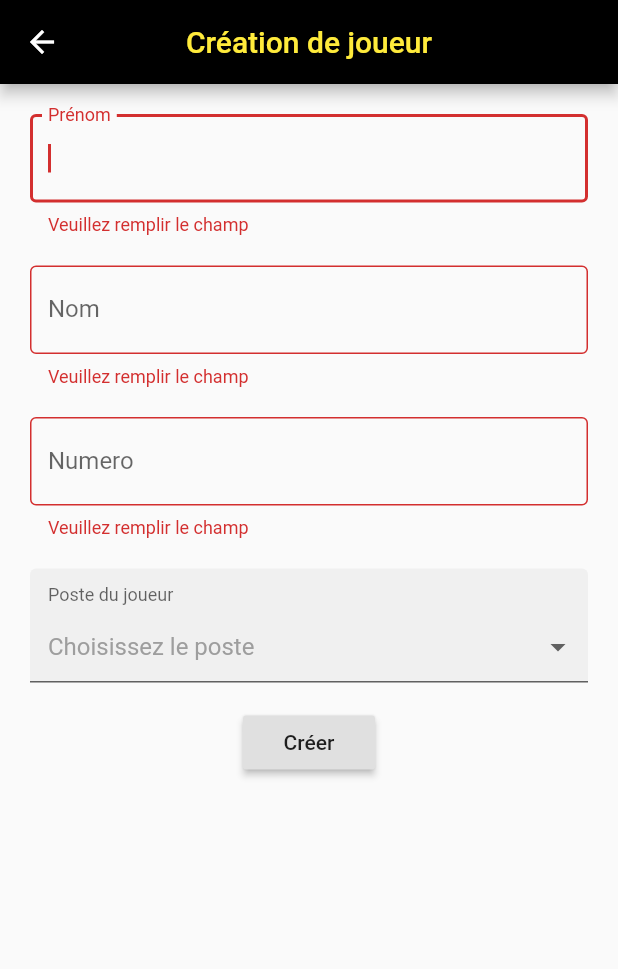
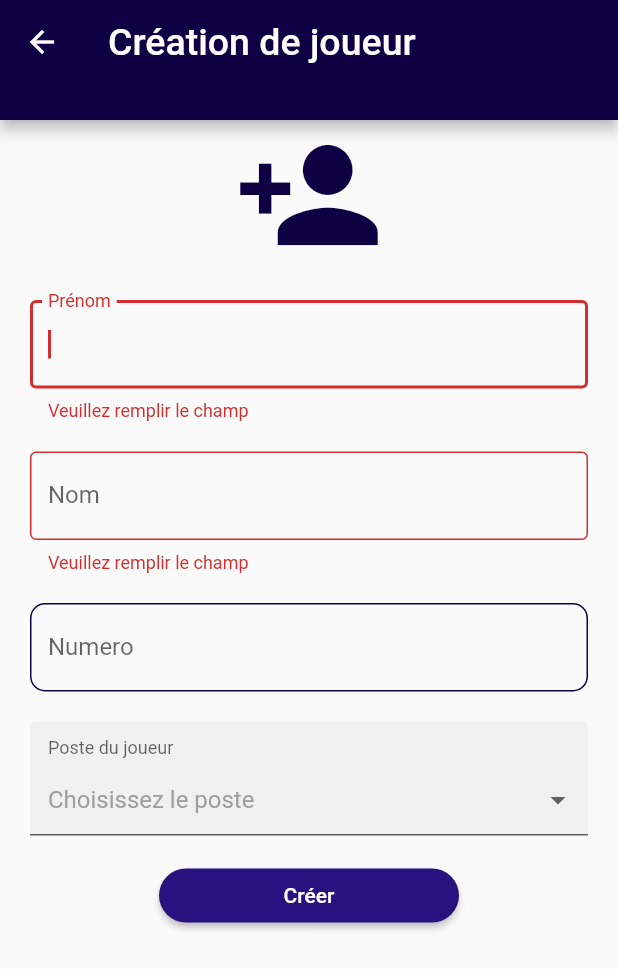
Before and after one commit to fabioavelino/footstat, a Flutter app: the creerJoueur screen opened directly, after a tap on "Créer", on a phone screen of 412 x 824 dp. Shown: the top 969 px of the screen. Run offline on Flutter 3.47's test engine with Material 2 defaults, Android fonts, the light colour scheme and no system bars; drawn by our look-alikes of dropdown_formfield.

Commit message:
Modification design création joueur

```diff
--- a/lib/screens/CreerJoueur.dart
+++ b/lib/screens/CreerJoueur.dart
@@ -12,12 +12,15 @@ class _creerJoueurState extends State<creerJoueur> {
   @override
   Widget build(BuildContext context) {
      return Scaffold(
-      appBar: AppBar(
-        centerTitle: true,
-        backgroundColor: Colors.black,
+      appBar: PreferredSize(
+        preferredSize: Size.fromHeight(80.0),
+          child: AppBar(
+            backgroundColor: Color(0xff0D0043),
             title: Text('Création de joueur',
             style: TextStyle(
-            color: Colors.yellow ),
+              fontSize: 25.0,
+              color: Colors.white ),
+           ),
         ),
       ),
       body: customForm()
@@ -43,7 +46,9 @@ class _customFormState extends State<customForm> {
     Joueur joueur =  new Joueur(_number, _name, _firstName);
 
     print(_name);
-    print(joueur.numero);
+    print(_firstName);
+    print(_number);
+    print(_post);
   }
 
    @override
@@ -53,15 +58,27 @@ class _customFormState extends State<customForm> {
       child: Column(
         crossAxisAlignment: CrossAxisAlignment.center,
         children: <Widget>[
+          Icon(
+            Icons.person_add,
+            size: 100.0,
+            color: Color(0xff0D0043),
+          ),
           Padding(
             padding: const EdgeInsets.only(top: 20.0, left: 20, right: 20),
               child: TextFormField(
               autofocus: true,
               decoration: InputDecoration(
+                enabledBorder: const OutlineInputBorder(
+                  borderRadius: const BorderRadius.all(
+                    const Radius.circular(10.0),
+                  ),
+                  borderSide: const BorderSide(color: Color(0xff0D0043), width: 1.0),
+                ),
                  border: OutlineInputBorder(),
                 labelText: 'Prénom'
               ),
               validator: (value) {
+                _name = value;
                 if (value.isEmpty) {
                   return 'Veuillez remplir le champ';
                 }
@@ -74,11 +91,18 @@ class _customFormState extends State<customForm> {
             padding: const EdgeInsets.only(top: 20, left: 20, right: 20),
               child: TextFormField(
               decoration: InputDecoration(
-                border: OutlineInputBorder(),
+                enabledBorder: const OutlineInputBorder(
+                  borderRadius: const BorderRadius.all(
+                    const Radius.circular(10.0),
+                  ),
+                  borderSide: const BorderSide(color: Color(0xff0D0043), width: 1.0),
+                ),
+                border: OutlineInputBorder(
+                ),
                 labelText: 'Nom'
               ),
               validator: (value) {
-                _name = value;
+                _firstName = value;
                 if (value.isEmpty) {
                   return 'Veuillez remplir le champ';
                 }
@@ -96,10 +120,17 @@ class _customFormState extends State<customForm> {
                   WhitelistingTextInputFormatter.digitsOnly // force l'usage du clavier numérique
               ],
               decoration: InputDecoration(
+                enabledBorder: const OutlineInputBorder(
+                  borderRadius: const BorderRadius.all(
+                    const Radius.circular(10.0),
+                  ),
+                  borderSide: const BorderSide(color: Color(0xff0D0043), width: 1.0),
+                ),
                  border: OutlineInputBorder(),
                 labelText: 'Numero'
               ),
               validator: (value) {
+                _number = int.parse(value);
                 if (value.isEmpty) {
                   return 'Veuillez remplir le champ';
                 }
@@ -146,9 +177,15 @@ class _customFormState extends State<customForm> {
                   valueField: 'value',
                 ),
               ),
-          Padding(
+          SizedBox(
+            width: 200,
+            child: Padding(
               padding: const EdgeInsets.symmetric(vertical: 16.0),
               child: RaisedButton(
+                 shape: new RoundedRectangleBorder(
+                    borderRadius: new BorderRadius.circular(18.0),
+                  ),
+                color: Color(0xff281280),
                 onPressed: () {
                   if (_formKey.currentState.validate()) { //Verification de la validité de la Form
                      ajouterJoueur();
@@ -156,7 +193,13 @@ class _customFormState extends State<customForm> {
                         .showSnackBar(SnackBar(content: Text('Joueur ajouté')));
                   }
                 },
-              child: Text('Créer'),
+                child: Text(
+                  'Créer',
+                  style: TextStyle(
+                    color: Colors.white,
+                  ),
+                ),
+              ),
             ),
           ),
         ],
```
Lines whose indentation alone changed are shown as unchanged.
